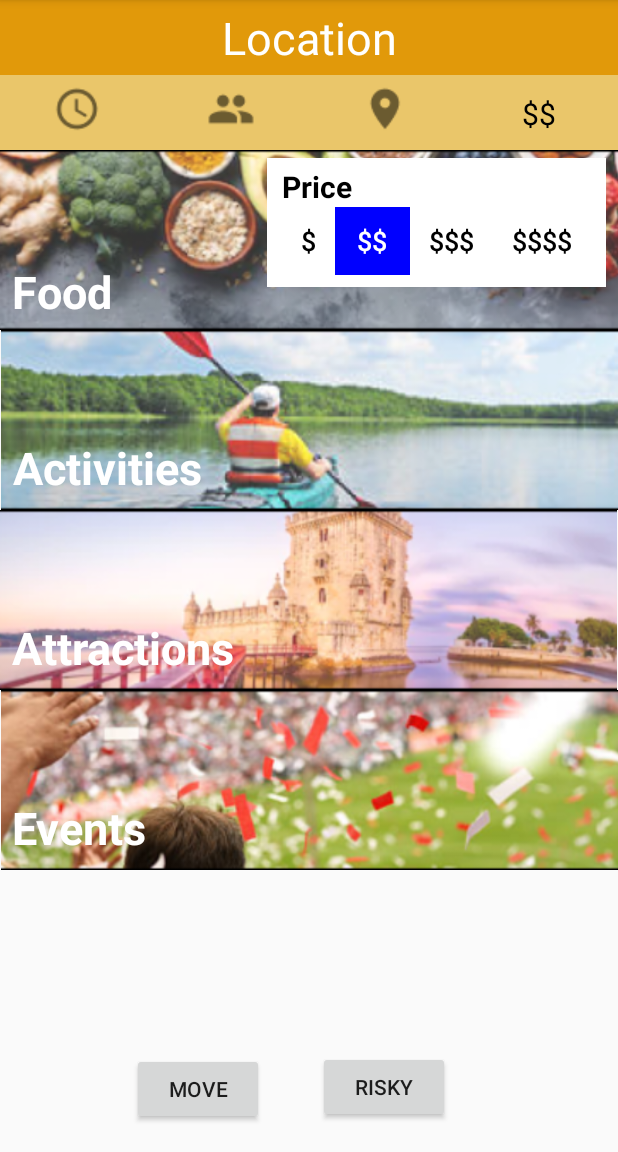
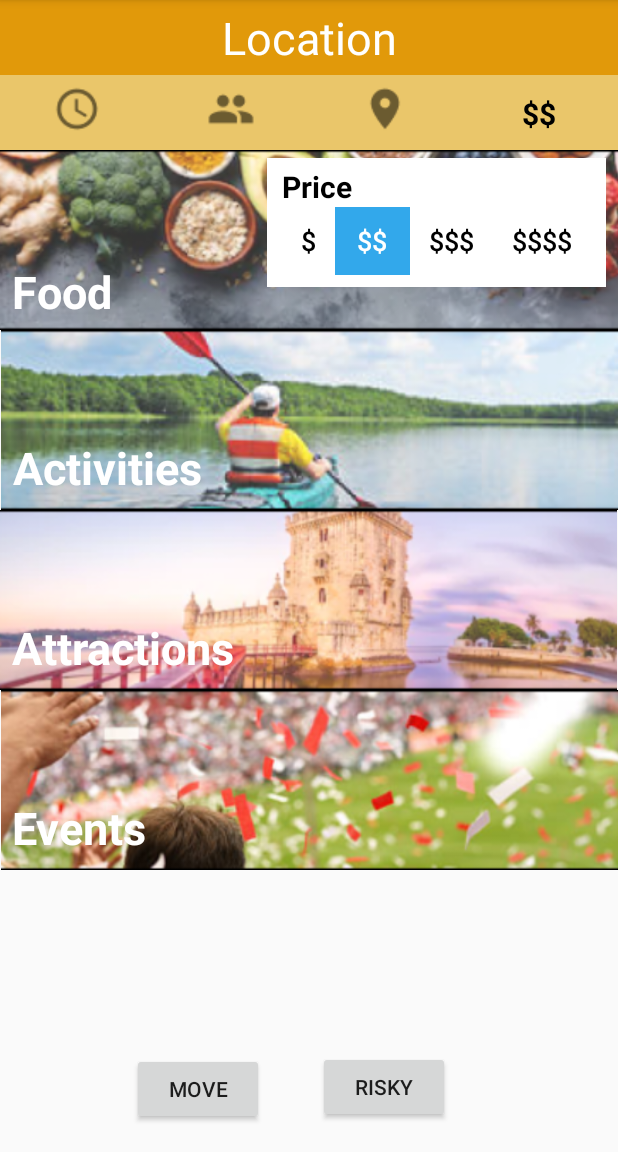
Before and after one commit to hkim00/moves, an Android app: the HomeActivity screen opened directly, with no data from a screen before it, after a tap on "$$", on a phone screen of 412 x 824 dp, the part 84-1236 px from its top. Run offline under Robolectric (Android 15) with nearby library versions, the phone set to English and light mode, and no system bars; libraries missing offline, so code that uses them is left out: com.google.android.libraries, com.loopj.android, cz.msebera.android; 3 statements that could not run were skipped; 2 other taps on this screen came first.

Commit message:
Finish Distance filter

```diff
--- a/app/src/main/java/com/hkim00/moves/HomeActivity.java
+++ b/app/src/main/java/com/hkim00/moves/HomeActivity.java
@@ -2,6 +2,8 @@ package com.hkim00.moves;
 
 import android.graphics.Point;
 import android.os.Bundle;
+import android.text.Editable;
+import android.text.TextWatcher;
 import android.view.Display;
 import android.view.View;
 import android.widget.Button;
@@ -94,6 +96,38 @@ public class HomeActivity extends AppCompatActivity {
         btnPriceLevel4 = findViewById(R.id.btnPriceLevel4);
     }
 
+    private void setupDesign() {
+        Display display = getWindowManager().getDefaultDisplay();
+        Point size = new Point();
+        display.getSize(size);
+        screenWidth = size.x;
+
+        btnTime.getLayoutParams().width= screenWidth/4;
+        btnPeople.getLayoutParams().width= screenWidth/4;
+        btnDistance.getLayoutParams().width= screenWidth/4;
+        btnPrice.getLayoutParams().width= screenWidth/4;
+
+        clPrice.setVisibility(View.INVISIBLE);
+
+        etDistance.addTextChangedListener(textWatcher);
+        tvDistance.setVisibility(View.INVISIBLE);
+        distance = milesToMeters(1);
+
+        tvPriceLevel.setVisibility(View.INVISIBLE);
+        priceLevel = 0;
+
+        clCategories.post(new Runnable() {
+            @Override
+            public void run() {
+                int constraintHeight = clCategories.getLayoutParams().height;
+                ivFood.getLayoutParams().height = constraintHeight/4;
+                ivActivities.getLayoutParams().height = constraintHeight/4;
+                ivAttractions.getLayoutParams().height = constraintHeight/4;
+                ivEvents.getLayoutParams().height = constraintHeight/4;
+            }
+        });
+    }
+
     private void setupButtons() {
         btnPrice.setOnClickListener(new View.OnClickListener() {
             @Override
@@ -169,7 +203,7 @@ public class HomeActivity extends AppCompatActivity {
 
 
     private void priceLevelSelected(int priceLevel) {
-        int selectedColor = getResources().getColor(R.color.blue);
+        int selectedColor = getResources().getColor(R.color.selected_blue);
 
         if (this.priceLevel == priceLevel) {
             this.priceLevel = 0;
@@ -248,36 +282,33 @@ public class HomeActivity extends AppCompatActivity {
     }
 
 
-    private void setupDesign() {
-        Display display = getWindowManager().getDefaultDisplay();
-        Point size = new Point();
-        display.getSize(size);
-        screenWidth = size.x;
 
-        btnTime.getLayoutParams().width= screenWidth/4;
-        btnPeople.getLayoutParams().width= screenWidth/4;
-        btnDistance.getLayoutParams().width= screenWidth/4;
-        btnPrice.getLayoutParams().width= screenWidth/4;
 
-        clPrice.setVisibility(View.INVISIBLE);
+    private final TextWatcher textWatcher = new TextWatcher() {
+        @Override
+        public void beforeTextChanged(CharSequence s, int start, int count, int after) {
 
-        tvDistance.setVisibility(View.INVISIBLE);
-        distance = milesToMeters(1);
+        }
 
-        tvPriceLevel.setVisibility(View.INVISIBLE);
-        priceLevel = 0;
+        public void onTextChanged(CharSequence s, int start, int before, int count) {
+            String distanceString = etDistance.getText().toString().trim();
 
-        clCategories.post(new Runnable() {
-            @Override
-            public void run() {
-                int constraintHeight = clCategories.getLayoutParams().height;
-                ivFood.getLayoutParams().height = constraintHeight/4;
-                ivActivities.getLayoutParams().height = constraintHeight/4;
-                ivAttractions.getLayoutParams().height = constraintHeight/4;
-                ivEvents.getLayoutParams().height = constraintHeight/4;
+            if (distanceString.equals("")) {
+                ivDistance.setVisibility(View.VISIBLE);
+                tvDistance.setVisibility(View.INVISIBLE);
+            } else {
+                ivDistance.setVisibility(View.INVISIBLE);
+                tvDistance.setVisibility(View.VISIBLE);
+
+                tvDistance.setText(distanceString + "mi");
             }
-        });
-    }
+        }
+
+        @Override
+        public void afterTextChanged(Editable s) {
+
+        }
+    };
 
 
     private void getNearbyPlaces() {
--- a/app/src/main/res/layout/activity_home.xml
+++ b/app/src/main/res/layout/activity_home.xml
@@ -126,6 +126,7 @@
         android:text="$"
         android:textColor="#000000"
         android:textSize="20sp"
+        android:textStyle="bold"
         app:layout_constraintBottom_toBottomOf="@+id/btnPrice"
         app:layout_constraintEnd_toEndOf="@+id/btnPrice"
         app:layout_constraintStart_toStartOf="@+id/btnPrice"
--- a/app/src/main/res/values/colors.xml
+++ b/app/src/main/res/values/colors.xml
@@ -20,4 +20,6 @@
     <color name="green">#008000</color>
     <color name="blue">#0000FF</color>
     <color name="navy">#000080</color>
+
+    <color name="selected_blue">#32A8EB</color>
 </resources>
```
